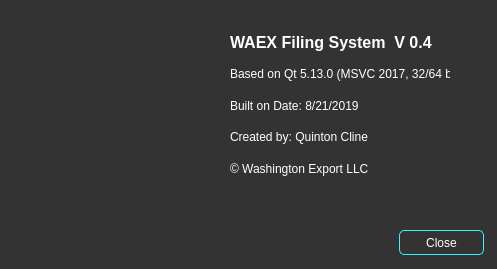
First picture: the form in WaExport/aboutwindow.ui, repository qrcline/WAEX_File_Organizer, before the edit.
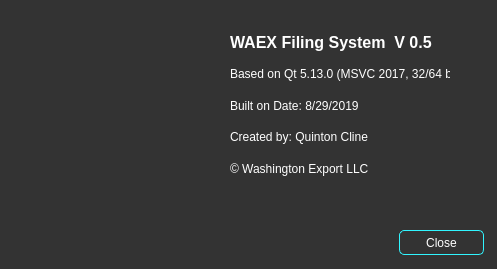
Second picture: the form after the edit.

```diff
--- a/WaExport/aboutwindow.ui
+++ b/WaExport/aboutwindow.ui
@@ -92,7 +92,7 @@
        <string notr="true">color: rgb(255, 255, 255);</string>
       </property>
       <property name="text">
-       <string>WAEX Filing System  V 0.4</string>
+       <string>WAEX Filing System  V 0.5</string>
       </property>
      </widget>
     </item>
@@ -112,7 +112,7 @@
        <string notr="true">color: rgb(255, 255, 255);</string>
       </property>
       <property name="text">
-       <string>Built on Date: 8/21/2019</string>
+       <string>Built on Date: 8/29/2019</string>
       </property>
      </widget>
     </item>
```
